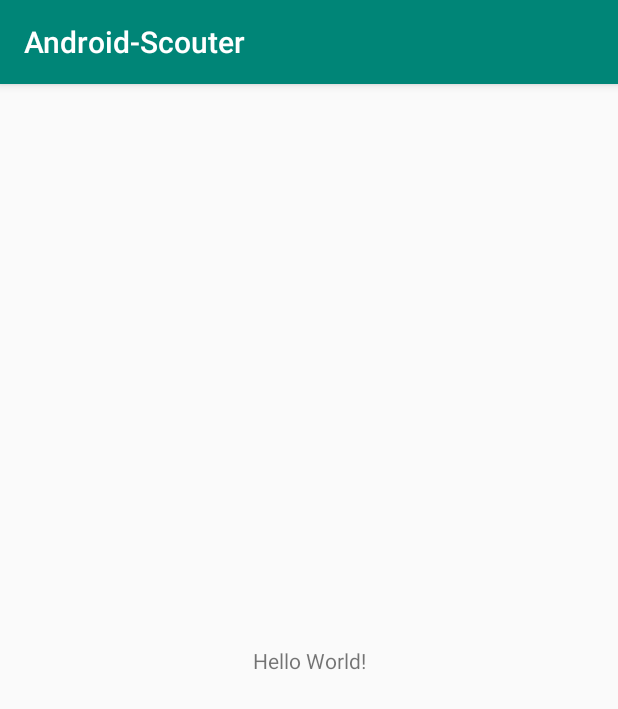
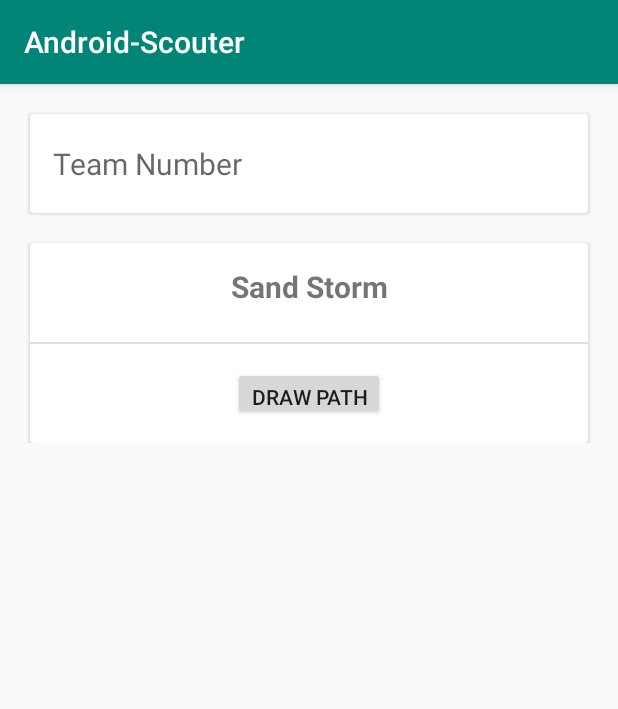
Before and after one commit to frc-emotion/Android-Scouter, an Android app: the screen it shows after launch (MainActivity), on a phone screen of 412 x 824 dp. Shown: the top 709 px of the screen. Run offline under Robolectric (Android 15) with nearby library versions, the phone set to English and light mode, and no system bars; libraries missing offline, so code that uses them is left out: com.divyanshu.draw.

Commit message:
added drawing code

```diff
--- a/app/build.gradle
+++ b/app/build.gradle
@@ -4,7 +4,7 @@ android {
     compileSdkVersion 28
     defaultConfig {
         applicationId "com.gsnathan.android_scouter"
-        minSdkVersion 15
+        minSdkVersion 21
         targetSdkVersion 28
         versionCode 1
         versionName "1.0"
@@ -19,10 +19,20 @@ android {
 }
 
 dependencies {
-    implementation fileTree(dir: 'libs', include: ['*.jar'])
-    implementation 'androidx.appcompat:appcompat:1.0.0-beta01'
-    implementation 'androidx.constraintlayout:constraintlayout:1.1.2'
+    implementation fileTree(include: ['*.jar'], dir: 'libs')
+    implementation 'androidx.appcompat:appcompat:1.1.0-alpha02'
+    implementation 'androidx.constraintlayout:constraintlayout:1.1.3'
     testImplementation 'junit:junit:4.12'
-    androidTestImplementation 'androidx.test:runner:1.1.0-alpha4'
-    androidTestImplementation 'androidx.test.espresso:espresso-core:3.1.0-alpha4'
+    androidTestImplementation 'androidx.test:runner:1.1.2-alpha01'
+    androidTestImplementation 'androidx.test.espresso:espresso-core:3.1.2-alpha01'
+    implementation files('libs/poi-3.17.jar')
+
+    //Library for Card View Layout
+    implementation 'androidx.cardview:cardview:1.0.0'
+
+    //Ripple Effect Library
+    implementation 'com.balysv:material-ripple:1.0.2'
+
+    //Drawing Library
+    implementation 'com.github.divyanshub024:AndroidDraw:v0.1'
 }
--- a/app/src/main/java/com/gsnathan/android_scouter/MainActivity.java
+++ b/app/src/main/java/com/gsnathan/android_scouter/MainActivity.java
@@ -1,14 +1,41 @@
 package com.gsnathan.android_scouter;
 
+import androidx.annotation.Nullable;
 import androidx.appcompat.app.AppCompatActivity;
 
+import android.app.Activity;
+import android.content.Intent;
 import android.os.Bundle;
+import android.view.View;
+
+import com.divyanshu.draw.activity.DrawingActivity;
 
 public class MainActivity extends AppCompatActivity {
+
+    private static final int DRAW_CODE = 2658;
 
     @Override
     protected void onCreate(Bundle savedInstanceState) {
         super.onCreate(savedInstanceState);
         setContentView(R.layout.activity_main);
     }
+
+    @Override
+    protected void onActivityResult(int requestCode, int resultCode, @Nullable Intent data) {
+        if (data != null && resultCode == Activity.RESULT_OK){
+            switch (requestCode){
+                case DRAW_CODE:
+                    byte[] byteArray = data.getByteArrayExtra("bitmap");
+                    saveImage(byteArray);
+            }
+        }
+    }
+
+    public void drawStormPath(View v){
+        startActivityForResult(new Intent(this, DrawingActivity.class), DRAW_CODE);
+    }
+
+    private void saveImage(byte[] byteArray){
+
+    }
 }
--- a/app/src/main/res/layout/activity_main.xml
+++ b/app/src/main/res/layout/activity_main.xml
@@ -6,13 +6,94 @@
     android:layout_height="match_parent"
     tools:context=".MainActivity">
 
-    <TextView
-        android:layout_width="wrap_content"
-        android:layout_height="wrap_content"
-        android:text="Hello World!"
-        app:layout_constraintBottom_toBottomOf="parent"
-        app:layout_constraintLeft_toLeftOf="parent"
-        app:layout_constraintRight_toRightOf="parent"
-        app:layout_constraintTop_toTopOf="parent" />
+    <ScrollView xmlns:tools="http://schemas.android.com/tools"
+        android:layout_width="match_parent"
+        android:layout_height="match_parent">
+
+        <LinearLayout
+            android:layout_width="match_parent"
+            android:layout_height="wrap_content"
+            android:divider="?android:dividerHorizontal"
+            android:gravity="center"
+            android:orientation="vertical">
+
+            <androidx.cardview.widget.CardView xmlns:card_view="http://schemas.android.com/apk/res-auto"
+                android:id="@+id/card_view_info"
+                android:layout_width="match_parent"
+                android:layout_height="wrap_content"
+                android:layout_gravity="center"
+                android:layout_marginEnd="20dp"
+                android:layout_marginStart="20dp"
+                android:layout_marginTop="20dp"
+                android:elevation="100dp"
+                card_view:cardCornerRadius="2dp">
+
+                <LinearLayout
+                    android:layout_width="match_parent"
+                    android:layout_height="wrap_content"
+                    android:divider="?android:dividerHorizontal"
+                    android:gravity="center"
+                    android:orientation="vertical"
+                    android:showDividers="middle">
+
+                    <EditText
+                        android:id="@+id/editTeamNumber"
+                        android:layout_width="match_parent"
+                        android:layout_height="35dp"
+                        android:layout_margin="15dp"
+                        android:background="@android:color/transparent"
+                        android:textSize="20sp"
+                        android:hint="@string/editTeam"
+                        android:inputType="number"
+                        android:textAlignment="textStart" />
+
+                </LinearLayout>
+
+            </androidx.cardview.widget.CardView>
+
+            <androidx.cardview.widget.CardView xmlns:card_view="http://schemas.android.com/apk/res-auto"
+                android:id="@+id/card_view_sandstorm"
+                android:layout_width="match_parent"
+                android:layout_height="wrap_content"
+                android:layout_gravity="center"
+                android:layout_marginEnd="20dp"
+                android:layout_marginStart="20dp"
+                android:layout_marginTop="20dp"
+                android:elevation="100dp"
+                card_view:cardCornerRadius="2dp">
+
+                <LinearLayout
+                    android:layout_width="match_parent"
+                    android:layout_height="wrap_content"
+                    android:divider="?android:dividerHorizontal"
+                    android:gravity="center"
+                    android:orientation="vertical"
+                    android:showDividers="middle">
+
+                    <TextView
+                        android:layout_width="match_parent"
+                        android:layout_height="35dp"
+                        android:layout_margin="15dp"
+                        android:background="@android:color/transparent"
+                        android:textSize="20sp"
+                        android:text="@string/drawSandstorm"
+                        android:textStyle="bold"
+                        android:textAlignment="center" />
+
+                    <Button
+                        android:layout_width="wrap_content"
+                        android:layout_height="35dp"
+                        android:layout_margin="15dp"
+                        android:text="@string/drawPath"
+                        android:onClick="drawStormPath"
+                        />
+
+                </LinearLayout>
+
+            </androidx.cardview.widget.CardView>
+
+        </LinearLayout>
+
+    </ScrollView>
 
 </androidx.constraintlayout.widget.ConstraintLayout>
--- a/app/src/main/res/values/strings.xml
+++ b/app/src/main/res/values/strings.xml
@@ -1,3 +1,6 @@
 <resources>
     <string name="app_name">Android-Scouter</string>
+    <string name="editTeam">Team Number</string>
+    <string name="drawSandstorm">Sand Storm</string>
+    <string name="drawPath">Draw Path</string>
 </resources>
--- a/build.gradle
+++ b/build.gradle
@@ -7,7 +7,7 @@ buildscript {
 
     }
     dependencies {
-        classpath 'com.android.tools.build:gradle:3.3.0'
+        classpath 'com.android.tools.build:gradle:3.3.1'
 
         // NOTE: Do not place your application dependencies here; they belong
         // in the individual module build.gradle files
@@ -16,9 +16,10 @@ buildscript {
 
 allprojects {
     repositories {
+        maven { url 'https://jitpack.io' }
+        maven { url 'https://dl.bintray.com/spark/maven' }
         google()
         jcenter()
-
     }
 }
 
```
Also changed, not shown: 1 other file.
